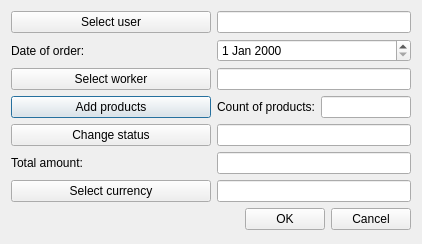
The window that OrmasAdmin/OrmasAdmin/CreateRtrnDlg.ui (Dalerjon/TheOrmasProejct) describes before a commit, drawn with Qt 5.
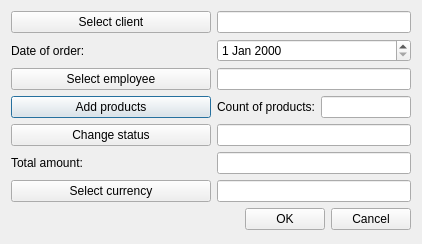
The same window after the commit.

Patch:
```diff
--- a/OrmasAdmin/OrmasAdmin/CreateRtrnDlg.ui
+++ b/OrmasAdmin/OrmasAdmin/CreateRtrnDlg.ui
@@ -124,14 +124,14 @@
       </size>
      </property>
      <property name="text">
-      <string>Select user</string>
+      <string>Select client</string>
      </property>
     </widget>
    </item>
    <item row="2" column="0">
     <widget class="QPushButton" name="workerBtn">
      <property name="text">
-      <string>Select worker</string>
+      <string>Select employee</string>
      </property>
     </widget>
    </item>
```
Left out of the diff: 39 changed lines with no effect on the pictures.
